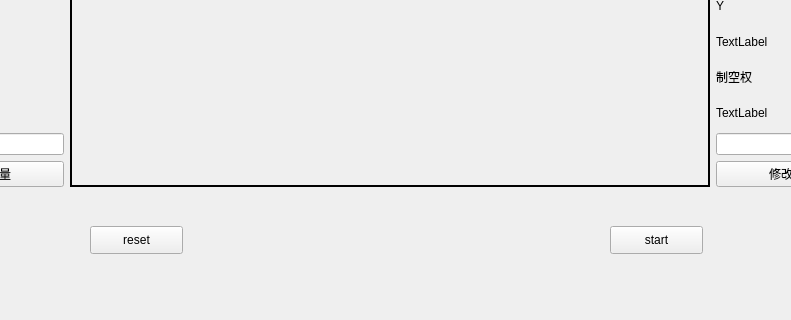
Before: the Qt Designer form ui/mainwindow.ui in DAASTA/EDC2016_host_Qt_test, drawn with Qt 5; both pictures show x 120 to 911 and y 431 to 751 of the 1035 by 751 pixel window.
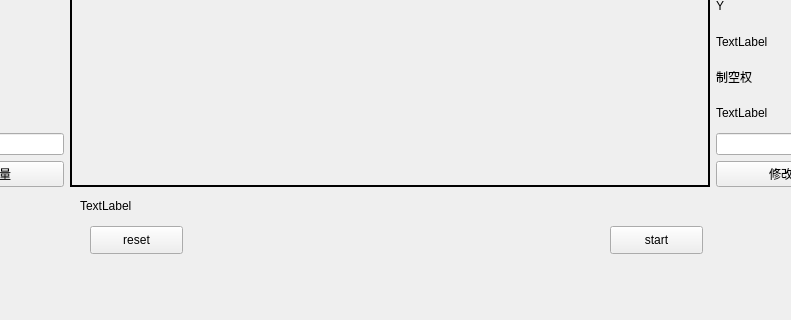
After: the same form once the commit is applied.

```diff
--- a/ui/mainwindow.ui
+++ b/ui/mainwindow.ui
@@ -486,6 +486,19 @@
      <string/>
     </property>
    </widget>
+   <widget class="QLabel" name="Status">
+    <property name="geometry">
+     <rect>
+      <x>200</x>
+      <y>610</y>
+      <width>631</width>
+      <height>20</height>
+     </rect>
+    </property>
+    <property name="text">
+     <string>TextLabel</string>
+    </property>
+   </widget>
   </widget>
   <widget class="QMenuBar" name="menuBar">
    <property name="geometry">
```
Left out of the diff: 6 changed lines with no effect on the pictures.
